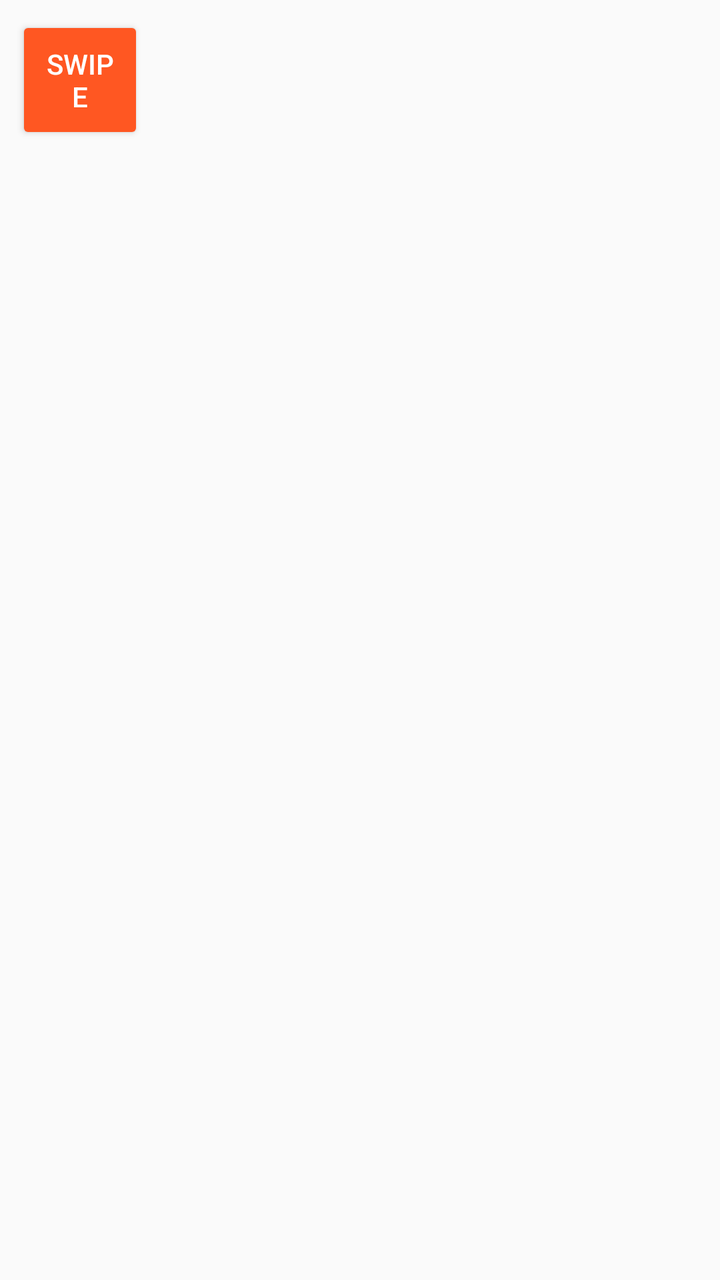
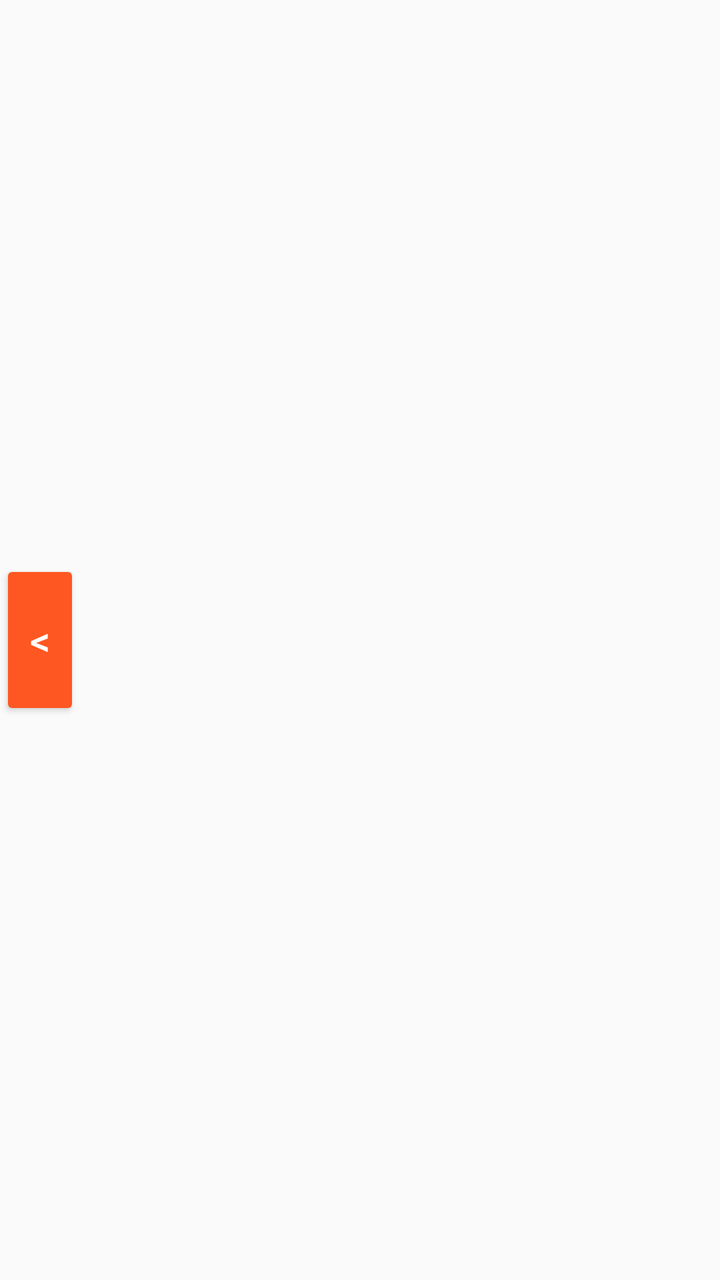

Before-and-after screenshots of an Android layout around one commit, followed by the original layout XML and the change that was made.
<!-- AndroidManifest.xml: application theme Theme.AppCompat.Light.DarkActionBar -->
<!-- res/layout/overlay_layout.xml -->
<?xml version="1.0" encoding="utf-8"?>
<FrameLayout xmlns:android="http://schemas.android.com/apk/res/android"
    android:layout_width="wrap_content"
    android:layout_height="wrap_content"
    android:padding="8dp">

    <Button
        android:id="@+id/btnSwipeUp"
        android:layout_width="64dp"
        android:layout_height="64dp"
        android:text="Swipe"
        android:backgroundTint="#FF5722"
        android:textColor="#FFFFFF" />
</FrameLayout>
<!-- resources referenced by this layout -->
<resources>

</resources>

<!-- the commit's change to res/layout/overlay_layout.xml (unified diff, before → after) -->
@@ -1,14 +1,45 @@
 <?xml version="1.0" encoding="utf-8"?>
-<FrameLayout xmlns:android="http://schemas.android.com/apk/res/android"
+<LinearLayout xmlns:android="http://schemas.android.com/apk/res/android"
     android:layout_width="wrap_content"
     android:layout_height="wrap_content"
-    android:padding="8dp">
+    android:orientation="horizontal"
+    android:gravity="center_vertical">
 
     <Button
-        android:id="@+id/btnSwipeUp"
-        android:layout_width="64dp"
-        android:layout_height="64dp"
-        android:text="Swipe"
+        android:id="@+id/btnTabHandle"
+        android:layout_width="40dp"
+        android:layout_height="80dp"
+        android:text="&lt;"
+        android:textSize="20sp"
         android:backgroundTint="#FF5722"
         android:textColor="#FFFFFF" />
-</FrameLayout>
+
+    <LinearLayout
+        android:id="@+id/menuSuite"
+        android:layout_width="wrap_content"
+        android:layout_height="wrap_content"
+        android:orientation="vertical"
+        android:background="#DDFFFFFF"
+        android:padding="8dp"
+        android:visibility="gone">
+
+        <Button
+            android:id="@+id/btnScrollUp"
+            android:layout_width="120dp"
+            android:layout_height="wrap_content"
+            android:text="Scroll Up" />
+
+        <Button
+            android:id="@+id/btnScrollDown"
+            android:layout_width="120dp"
+            android:layout_height="wrap_content"
+            android:text="Scroll Down" />
+
+        <Button
+            android:id="@+id/btnDoubleTap"
+            android:layout_width="120dp"
+            android:layout_height="wrap_content"
+            android:text="Double Tap" />
+
+    </LinearLayout>
+</LinearLayout>
